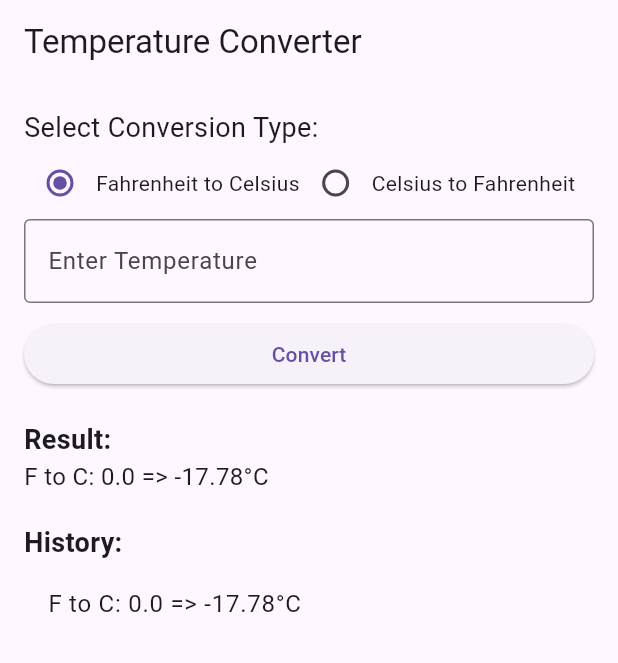
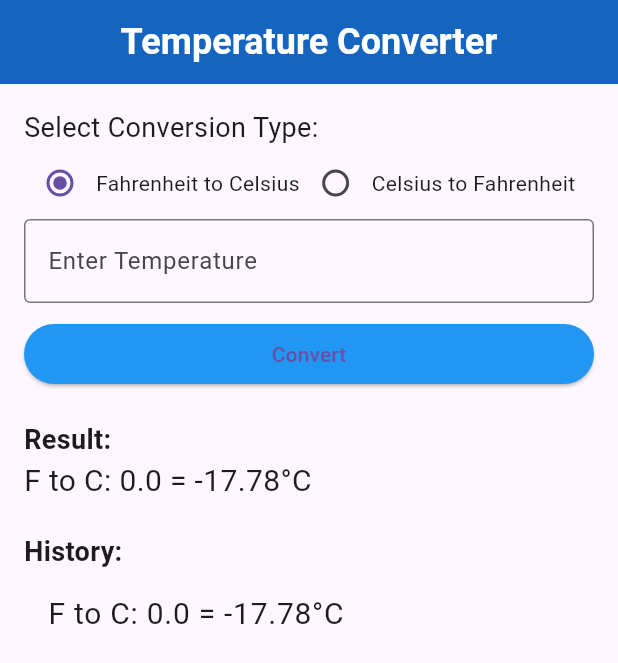
Before and after one commit to gumutonii/individual_project_1, a Flutter app: the screen it shows after launch, after a tap on "Convert", on a phone screen of 412 x 824 dp. Shown: the top 663 px of the screen. Run offline on Flutter 3.47's test engine with Material 3 defaults, Android fonts, the phone set to English and light mode, and no system bars.

Commit message:
temperature

```diff
--- a/temperature_converter/lib/main.dart
+++ b/temperature_converter/lib/main.dart
@@ -8,6 +8,7 @@ void main() {
 
 class TempConverterApp extends StatelessWidget {
   @override
+
   Widget build(BuildContext context) {
     return MaterialApp(
       title: 'Temperature Converter',
@@ -40,26 +41,34 @@ class _TemperatureConverterScreenState
       // Fahrenheit to Celsius
       convertedTemp = (inputTemp - 32) * 5 / 9;
       conversionResult =
-          'F to C: ${inputTemp.toStringAsFixed(1)} => ${convertedTemp.toStringAsFixed(2)}°C';
+          'F to C: ${inputTemp.toStringAsFixed(1)} = ${convertedTemp.toStringAsFixed(2)}°C';
     } else {
-      // Celsius to Fahrenheitttt
+      // Celsius to Fahrenheit
       convertedTemp = inputTemp * 9 / 5 + 32;
       conversionResult =
-          'C to F: ${inputTemp.toStringAsFixed(1)} => ${convertedTemp.toStringAsFixed(2)}°F';
+          'C to F: ${inputTemp.toStringAsFixed(1)} = ${convertedTemp.toStringAsFixed(2)}°F';
     }
-   // usestatee
+
+    // use setState to update the result and history
     setState(() {
       _result = conversionResult;
       _history.add(conversionResult);
     });
   }
 
-// building interface
+  // building interface
   @override
   Widget build(BuildContext context) {
     return Scaffold(
       appBar: AppBar(
-        title: Text('Temperature Converter'),
+        title: Text('Temperature Converter',
+            style: TextStyle(
+              color: Colors.white,
+              fontWeight: FontWeight.bold,
+              fontSize: 24,
+            )),
+        backgroundColor: Colors.blue[800],
+        centerTitle: true,
       ),
       body: Padding(
         padding: const EdgeInsets.all(16.0),
@@ -106,6 +115,9 @@ class _TemperatureConverterScreenState
             SizedBox(height: 10),
             ElevatedButton(
               onPressed: _convertTemperature,
+              style: ElevatedButton.styleFrom(
+                backgroundColor: Colors.blue,
+              ),
               child: Text('Convert'),
             ),
             SizedBox(height: 20),
@@ -115,7 +127,7 @@ class _TemperatureConverterScreenState
             ),
             Text(
               _result,
-              style: TextStyle(fontSize: 16),
+              style: TextStyle(fontSize: 20),
             ),
             SizedBox(height: 20),
             Text(
@@ -127,7 +139,10 @@ class _TemperatureConverterScreenState
                 itemCount: _history.length,
                 itemBuilder: (context, index) {
                   return ListTile(
-                    title: Text(_history[index]),
+                    title: Text(
+                      _history[index],
+                      style: TextStyle(fontSize: 20), // Increased font size for history
+                    ),
                   );
                 },
               ),
```
Also changed, not shown: 1 other file.
